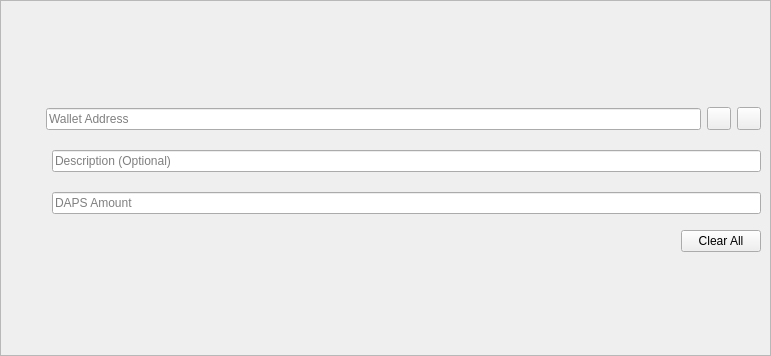
pedrorv0106/DAPS, file src/qt/forms/sendcoinsentry.ui: the form before one commit.
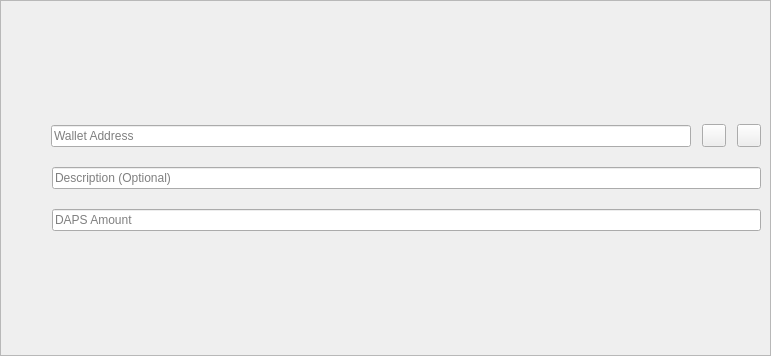
The form after the commit. Icons and pictures are not drawn. Custom widgets are drawn as their Qt base class.

Commit message: DAPS-813 remove clear all button and fixed mis-aligned

Diff of the .ui file:
```diff
--- a/src/qt/forms/sendcoinsentry.ui
+++ b/src/qt/forms/sendcoinsentry.ui
@@ -36,9 +36,9 @@
     <item row="4" column="0" colspan="2">
      <layout class="QVBoxLayout" name="verticalLayout_4">
       <item>
-       <layout class="QHBoxLayout" name="horizontalLayout_16">
+       <layout class="QHBoxLayout" name="horizontalLayout_16" stretch="0,0,0,0">
         <property name="spacing">
-         <number>6</number>
+         <number>11</number>
         </property>
         <item>
          <widget class="QLabel" name="payToLabel">
@@ -169,18 +169,8 @@
         </item>
        </layout>
       </item>
-        <item alignment="Qt::AlignRight">
-         <widget class="QPushButton" name="clearAllButton">
-        <property name="toolTip">
-         <string>Clear all of the fields above</string>
-        </property>
-          <property name="text">
-           <string>Clear All</string>
-          </property>
-         </widget>
-        </item>
-       </layout>
-      </item>
+     </layout>
+    </item>
    </layout>
   </widget>
   <widget class="QFrame" name="SendCoins_InsecurePaymentRequest">
```
Left out of the diff: 10 changed lines with no effect on the pictures.
